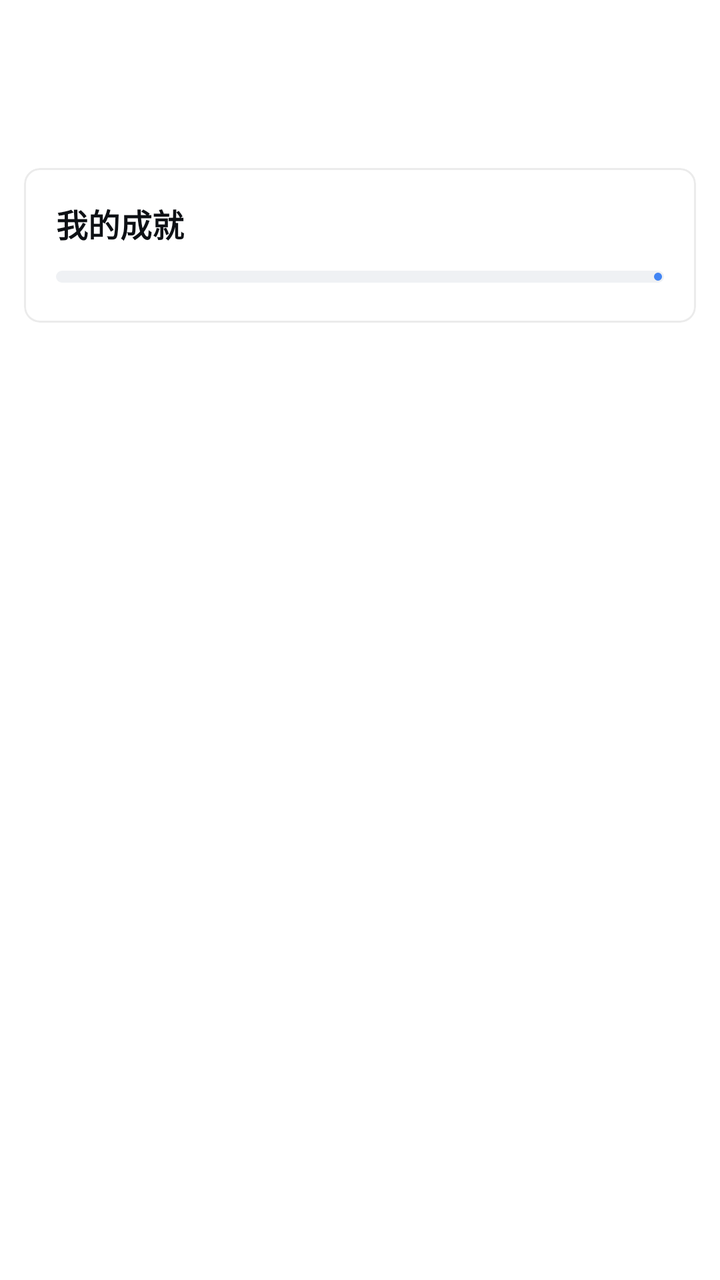
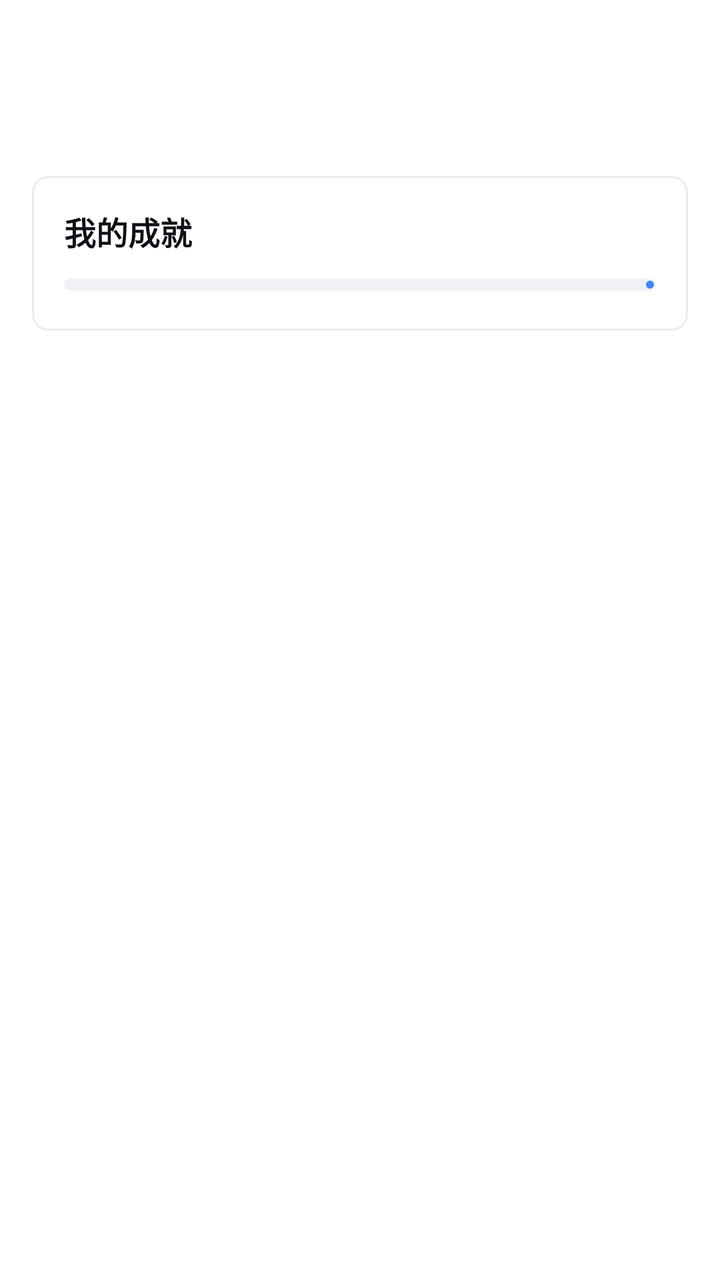

Screens rendered from an Android XML layout before and after an edit, with the pre-edit source and the edit as a unified diff.
<!-- AndroidManifest.xml: application theme Theme.CityFootprint -->
<!-- res/layout/fragment_achievements.xml -->
<?xml version="1.0" encoding="utf-8"?>
<androidx.core.widget.NestedScrollView xmlns:android="http://schemas.android.com/apk/res/android"
    xmlns:app="http://schemas.android.com/apk/res-auto"
    android:layout_width="match_parent"
    android:layout_height="match_parent">

    <LinearLayout
        android:layout_width="match_parent"
        android:layout_height="wrap_content"
        android:orientation="vertical"
        android:padding="12dp">

        <ProgressBar
            android:id="@+id/progress"
            android:layout_width="wrap_content"
            android:layout_height="wrap_content"
            android:layout_gravity="center_horizontal"
            android:layout_marginTop="24dp" />

        <TextView
            android:id="@+id/textError"
            android:layout_width="match_parent"
            android:layout_height="wrap_content"
            android:layout_marginTop="8dp"
            android:gravity="center"
            android:textColor="@color/destructive"
            android:textSize="13sp"
            android:visibility="gone" />

        <com.google.android.material.card.MaterialCardView
            android:layout_width="match_parent"
            android:layout_height="wrap_content"
            android:layout_marginBottom="16dp">

            <LinearLayout
                android:layout_width="match_parent"
                android:layout_height="wrap_content"
                android:orientation="vertical"
                android:padding="16dp">

                <LinearLayout
                    android:layout_width="match_parent"
                    android:layout_height="wrap_content"
                    android:gravity="center_vertical"
                    android:orientation="horizontal">

                    <TextView
                        style="@style/CardTitle"
                        android:layout_width="0dp"
                        android:layout_weight="1"
                        android:text="@string/stats_achievements_title" />

                    <TextView
                        android:id="@+id/textProgressRatio"
                        android:layout_width="wrap_content"
                        android:layout_height="wrap_content"
                        android:layout_marginStart="8dp"
                        android:fontFamily="monospace"
                        android:textColor="@color/fg"
                        android:textSize="13sp"
                        android:textStyle="bold" />
                </LinearLayout>

                
                <com.google.android.material.progressindicator.LinearProgressIndicator
                    android:id="@+id/achievementBar"
                    android:layout_width="match_parent"
                    android:layout_height="wrap_content"
                    android:layout_marginTop="12dp"
                    android:max="100"
                    app:indicatorColor="@color/accent"
                    app:trackColor="@color/muted"
                    app:trackCornerRadius="3dp"
                    app:trackThickness="6dp" />

                
                <LinearLayout
                    android:id="@+id/achievementsContainer"
                    android:layout_width="match_parent"
                    android:layout_height="wrap_content"
                    android:layout_marginTop="4dp"
                    android:orientation="vertical" />
            </LinearLayout>
        </com.google.android.material.card.MaterialCardView>
    </LinearLayout>
</androidx.core.widget.NestedScrollView>
<!-- resources referenced by this layout -->
<resources>
  <color name="accent">#4285F4</color>
  <color name="destructive">#EF4444</color>
  <color name="fg">#0E1115</color>
  <color name="muted">#EFF1F4</color>
  <string name="stats_achievements_title">我的成就</string>
  <style name="CardTitle">
          <item name="android:layout_width">wrap_content</item>
          <item name="android:layout_height">wrap_content</item>
          <item name="android:textSize">16sp</item>
          <item name="android:textStyle">bold</item>
          <item name="android:textColor">@color/fg</item>
      </style>
  <style name="Theme.CityFootprint" parent="Theme.Material3.Light.NoActionBar">
          
          <item name="colorPrimary">@color/accent</item>
          <item name="colorOnPrimary">@color/on_accent</item>
          <item name="colorPrimaryContainer">@color/accent_light</item>
          <item name="colorOnPrimaryContainer">@color/accent_soft_fg</item>
          <item name="colorSecondary">@color/accent</item>
          <item name="colorSecondaryContainer">@color/accent_light</item>
          <item name="colorOnSecondaryContainer">@color/accent_soft_fg</item>
          <item name="colorSurface">@color/card</item>
          <item name="colorOnSurface">@color/fg</item>
          <item name="colorOnSurfaceVariant">@color/muted_fg</item>
          <item name="colorOutline">@color/input_border</item>
          <item name="colorError">@color/destructive</item>
          <item name="android:colorBackground">@color/bg</item>
  
          
          <item name="android:statusBarColor">@color/window_bg_light</item>
          <item name="android:navigationBarColor">@color/window_bg_light</item>
          <item name="android:windowLightStatusBar">true</item>
          <item name="android:windowLightNavigationBar" tools:targetApi="27">true</item>
          
          <item name="android:forceDarkAllowed" tools:targetApi="29">false</item>
  
          
          <item name="materialCardViewStyle">@style/Widget.App.CardView</item>
          <item name="materialButtonStyle">@style/Widget.App.Button</item>
      </style>
  <color name="on_accent">#FFFFFF</color>
  <color name="accent_light">#DBEAFE</color>
  <color name="accent_soft_fg">#003E8F</color>
  <color name="card">#FFFFFF</color>
  <color name="muted_fg">#7F8D9F</color>
  <color name="input_border">#E2E3E4</color>
  <color name="bg">#FFFFFF</color>
  <color name="window_bg_light">#F0F6FF</color>
  <style name="Widget.App.CardView" parent="Widget.Material3.CardView.Outlined">
          <item name="cardCornerRadius">8dp</item>
          <item name="cardElevation">0dp</item>
          <item name="cardBackgroundColor">@color/card</item>
          <item name="strokeColor">@color/border</item>
          <item name="strokeWidth">1dp</item>
      </style>
  <style name="Widget.App.Button" parent="Widget.Material3.Button">
          <item name="cornerRadius">8dp</item>
      </style>
  <color name="border">#EBEBEB</color>
</resources>

<!-- the commit's change to res/layout/fragment_achievements.xml (unified diff, before → after) -->
@@ -8,7 +8,7 @@
         android:layout_width="match_parent"
         android:layout_height="wrap_content"
         android:orientation="vertical"
-        android:padding="12dp">
+        android:padding="16dp">
 
         <ProgressBar
             android:id="@+id/progress"
